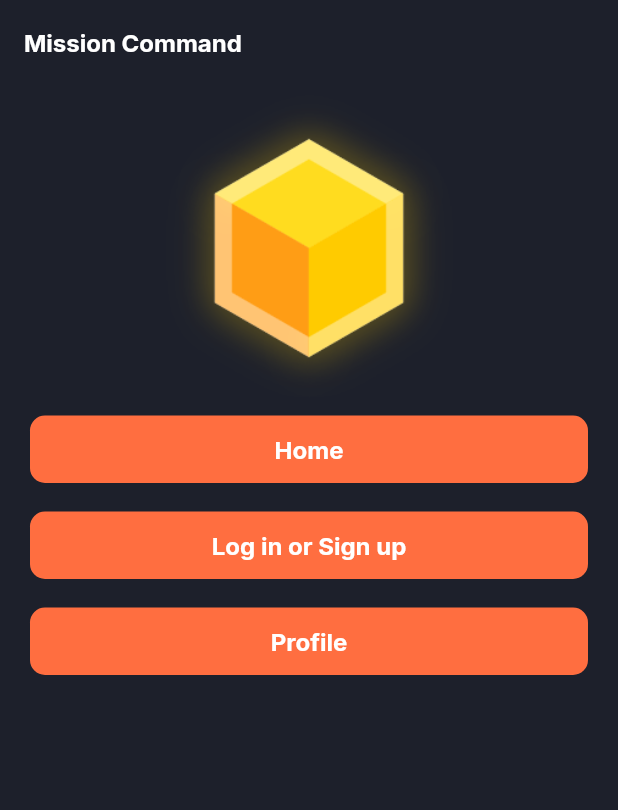
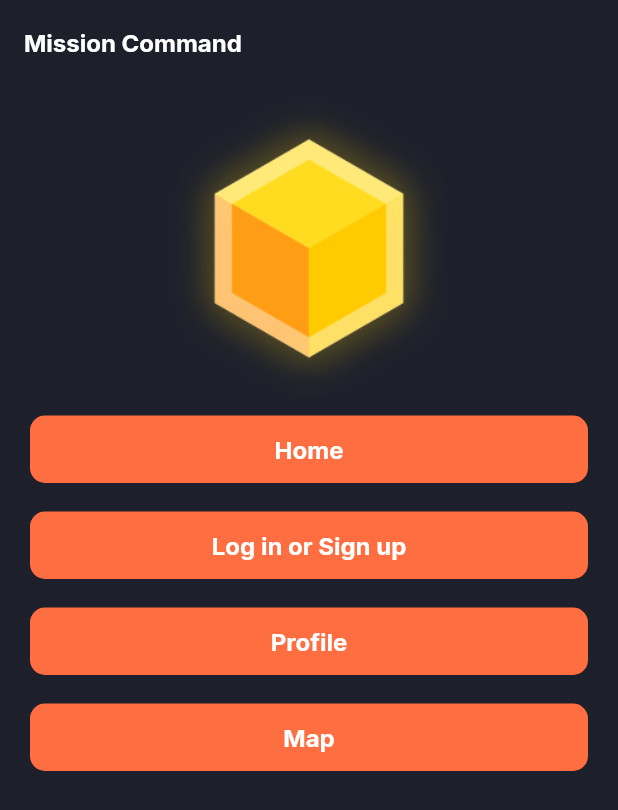
Before and after one commit to JesseLeDavis/Spots, a Flutter app: the screen it shows after launch, on a phone screen of 412 x 824 dp. Shown: the top 810 px of the screen. Run offline on Flutter 3.47's test engine with Material 3 defaults, Android fonts, the phone set to English and light mode, and no system bars; our stand-ins replace firebase_core, flutter_map, flutter_svg, go_router, google_fonts, hooks_riverpod and 1 more; accounts and stored records are empty.

Commit message:
added map

```diff
--- a/lib/features/splash.dart
+++ b/lib/features/splash.dart
@@ -6,8 +6,40 @@ import 'package:spots/gen/assets.gen.dart';
 import 'package:spots/routing/app_router.dart';
 import 'package:spots/shared/themes/color_themes.dart';
 
-class SplashScreen extends StatelessWidget {
+class SplashScreen extends StatefulWidget {
   const SplashScreen({super.key});
+
+  @override
+  _SplashScreenState createState() => _SplashScreenState();
+}
+
+class _SplashScreenState extends State<SplashScreen>
+    with SingleTickerProviderStateMixin {
+  late AnimationController _controller;
+  late Animation<double> _animation;
+
+  @override
+  void initState() {
+    super.initState();
+
+    _controller = AnimationController(
+      duration: const Duration(seconds: 2),
+      vsync: this,
+    )..repeat(reverse: true);
+
+    _animation = Tween<double>(begin: 0, end: 10).animate(
+      CurvedAnimation(
+        parent: _controller,
+        curve: Curves.easeInOut,
+      ),
+    );
+  }
+
+  @override
+  void dispose() {
+    _controller.dispose();
+    super.dispose();
+  }
 
   @override
   Widget build(BuildContext context) {
@@ -20,7 +52,16 @@ class SplashScreen extends StatelessWidget {
         child: Column(
           mainAxisAlignment: MainAxisAlignment.start,
           children: [
-            Assets.icons.bits.image(width: 200),
+            AnimatedBuilder(
+              animation: _animation,
+              builder: (context, child) {
+                return Transform.translate(
+                  offset: Offset(0, _animation.value),
+                  child: child,
+                );
+              },
+              child: Assets.icons.bits.image(width: 200),
+            ),
             SizedBox(
               width: double.infinity,
               child: TextButton(
@@ -46,6 +87,16 @@ class SplashScreen extends StatelessWidget {
                 child: const Text('Profile'),
               ),
             ),
+            gapH16,
+            SizedBox(
+              width: double.infinity,
+              child: TextButton(
+                onPressed: () {
+                  context.pushNamed(AppRoute.map.name);
+                },
+                child: const Text('Map'),
+              ),
+            ),
           ],
         ),
       ),
--- a/lib/routing/app_router.dart
+++ b/lib/routing/app_router.dart
@@ -1,5 +1,6 @@
 import 'package:go_router/go_router.dart';
 import 'package:spots/features/authentication/presentation/log_in_sign_up.dart';
+import 'package:spots/features/map/presentation/map.dart';
 import 'package:spots/features/splash.dart';
 
 enum AppRoute {
@@ -12,6 +13,7 @@ enum AppRoute {
   account,
   logInSignUp,
   splash,
+  map
 }
 
 GoRouter goRouter() => GoRouter(
@@ -28,6 +30,11 @@ GoRouter goRouter() => GoRouter(
               name: AppRoute.logInSignUp.name,
               builder: (context, state) => const LogInSignUpScreen(),
             ),
+            GoRoute(
+              path: AppRoute.map.name,
+              name: AppRoute.map.name,
+              builder: (context, state) => const MapPage(),
+            ),
           ],
         ),
       ],
--- a/pubspec.yaml
+++ b/pubspec.yaml
@@ -21,6 +21,9 @@ dependencies:
   firefuel: ^0.4.1
   flutter_gen: ^5.4.0
   flutter_svg: ^2.0.10+1
+  flutter_map: ^7.0.2
+  latlong2: ^0.9.1
+  flutter_map_cancellable_tile_provider: ^3.0.0
 
 dev_dependencies:
   flutter_test:
```
Also changed, not shown: lib/features/map/presentation/map.dart (added, +23 -0 lines), pubspec.lock, 2 other files.
